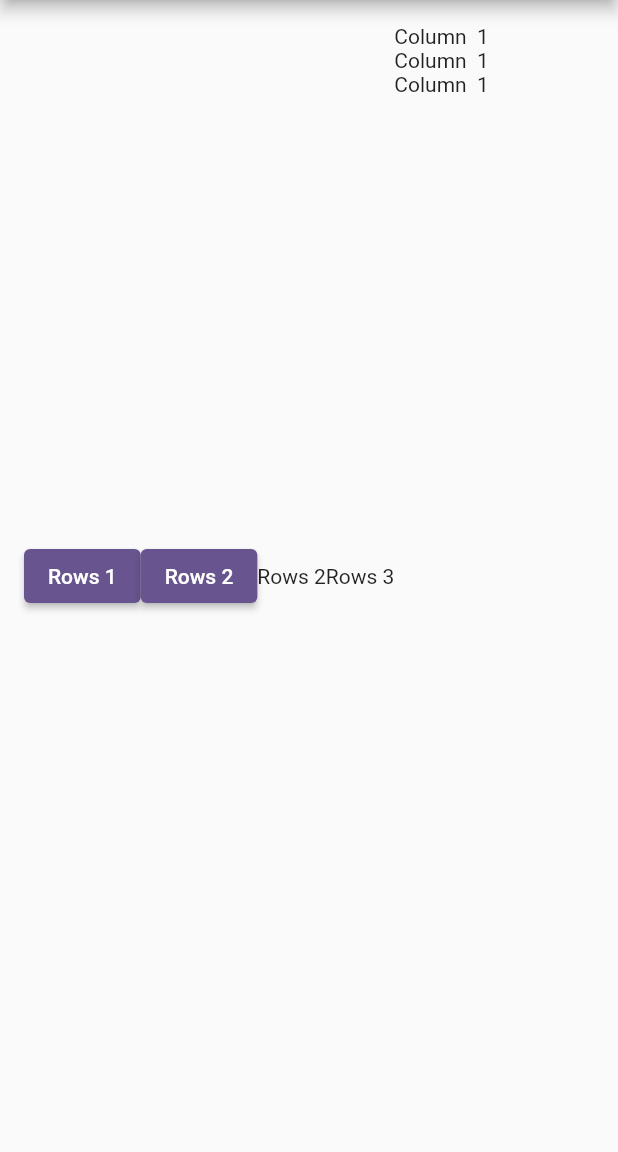
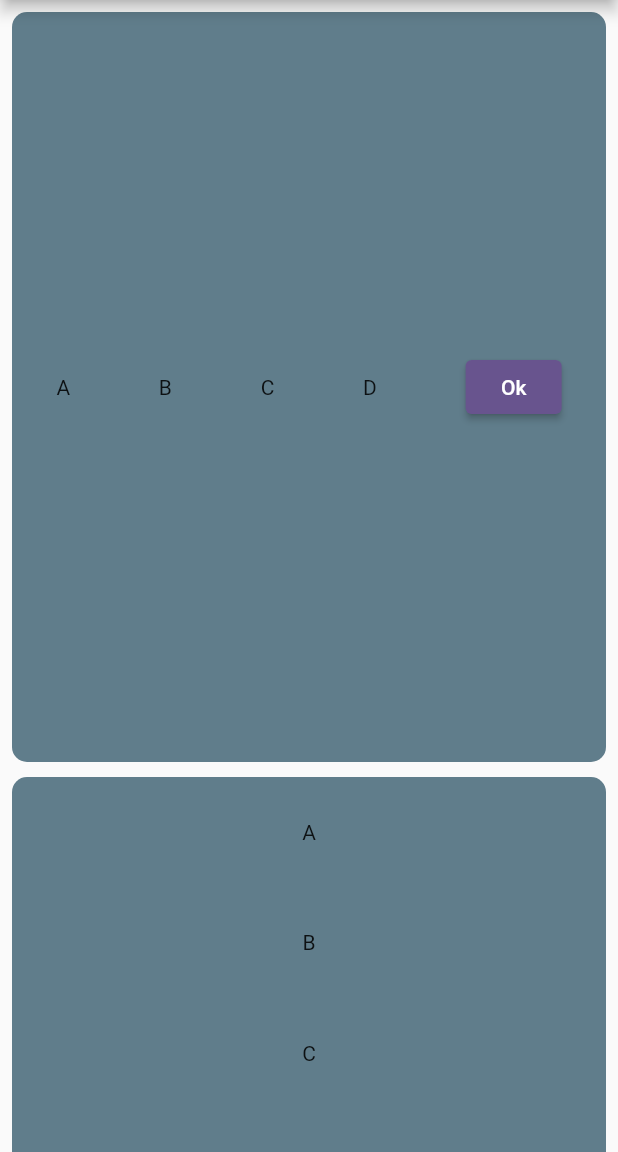
Before and after one commit to darshitshah8/Flutter_Demo, a Flutter app: the screen it shows after launch, on a phone screen of 412 x 824 dp, the part 84-1236 px from its top. Run offline on Flutter 3.47's test engine with Material 2 defaults, Android fonts, the phone set to English and light mode, and no system bars.

Commit message:
Rows and Columns
Rows and columns with singlechildscrollview and all are in containers

```diff
--- a/flutter_rows_columns/lib/main.dart
+++ b/flutter_rows_columns/lib/main.dart
@@ -1,5 +1,4 @@
 import 'package:flutter/material.dart';
-import 'package:flutter/rendering.dart';
 
 void main() {
   runApp(const MyApp());
@@ -38,41 +37,55 @@ class _MyHomePageState extends State<MyHomePage> {
         backgroundColor: Theme.of(context).colorScheme.inversePrimary,
         title: Text("Container"),
       ),
-      body: Padding(
+      body: SingleChildScrollView(
+        scrollDirection: Axis.vertical,
+        child: Padding(
+          padding: const EdgeInsets.all(8.0),
+          child: Column(
+            children: [
+              Container(
+                height: 500,
+                decoration: BoxDecoration(
+                  color: Colors.blueGrey,
+                  borderRadius: BorderRadius.circular(10)
+                ),
 
-        padding: const EdgeInsets.all(8.0),
-        child: Container(
+                child: Row(
+                  mainAxisAlignment: MainAxisAlignment.spaceAround,
+                  crossAxisAlignment: CrossAxisAlignment.center,
+                  children: [
 
-          child: SingleChildScrollView(
+                    Text("A"),
+                    Text("B"),
+                    Text("C"),
+                    Text("D"),
+                    ElevatedButton(onPressed: (){}, child: Text("Ok"))
+                  ],
+                ),
+              ),
+              SizedBox(height: 10,),
+              Container(
+                width: 500,
+                height: 400,
+                decoration: BoxDecoration(
+                    color: Colors.blueGrey,
+                    borderRadius: BorderRadius.circular(10)
+                ),
 
-            scrollDirection: Axis.horizontal,
-            child: Padding(
-              padding: const EdgeInsets.all(8.0),
-              child: Row(
-                mainAxisAlignment: MainAxisAlignment.spaceEvenly,
-                children: [
-                  ElevatedButton(
-                    child: Text("Rows 1"),
-                    onPressed: (){
-                      print("Button Clicked");
-                    }),
-                  ElevatedButton(
-                    child: Text("Rows 2"),
-                    onPressed: (){
-                      print("Button Clicked");
-                    }),
-                  Text("Rows 2"),
-                  Text("Rows 3"),
-                  Column(
-                    children: [
-                      Text("Column  1"),
-                      Text("Column  1"),
-                      Text("Column  1")
-                    ],
-                  )
-                ],
+                child: Column(
+                  mainAxisAlignment: MainAxisAlignment.spaceAround,
+                  crossAxisAlignment: CrossAxisAlignment.center,
+                  children: [
+
+                    Text("A"),
+                    Text("B"),
+                    Text("C"),
+                    Text("D"),
+                    ElevatedButton(onPressed: (){}, child: Text("Ok"))
+                  ],
+                ),
               ),
-            ),
+            ],
           ),
         ),
       ),
```
